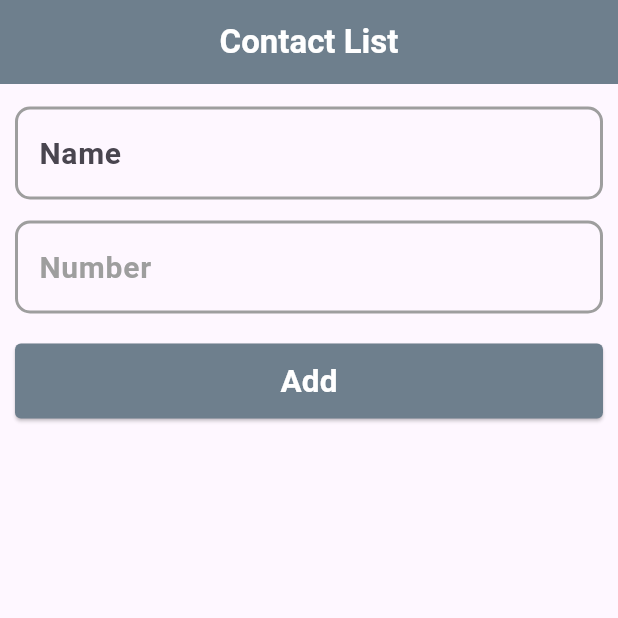
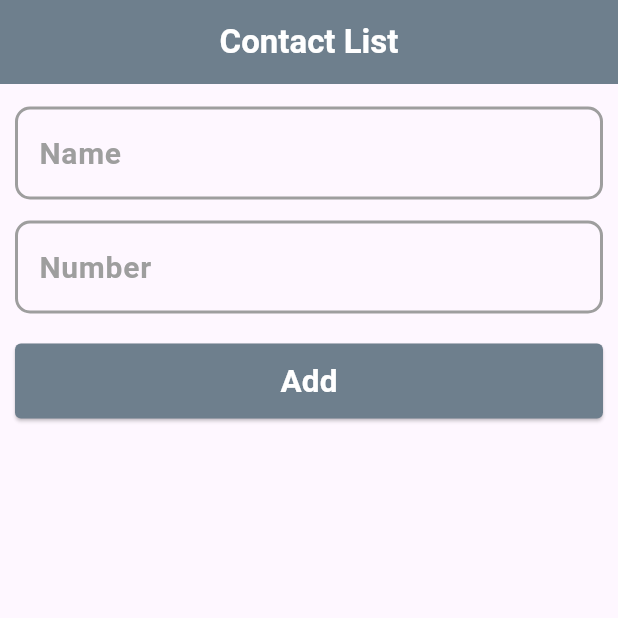
Before and after one commit to motabbir006/Ostad_Batch09, a Flutter app: the screen it shows after launch, on a phone screen of 412 x 824 dp, the top half of it. Run offline on Flutter 3.47's test engine with Material 3 defaults, Android fonts, the phone set to English and light mode, and no system bars.

```diff
--- a/lib/homeScreen.dart
+++ b/lib/homeScreen.dart
@@ -116,7 +116,7 @@ class _Contact_listState extends State<Contact_list> {
               decoration: InputDecoration(
                 hintText: 'Name',
                 hintStyle:
-                const TextStyle(fontSize: 20, fontWeight: FontWeight.bold),
+                const TextStyle(fontSize: 20, fontWeight: FontWeight.bold,color: Colors.grey),
                 border: OutlineInputBorder(
                   borderRadius: BorderRadius.circular(10),
                 ),
```
